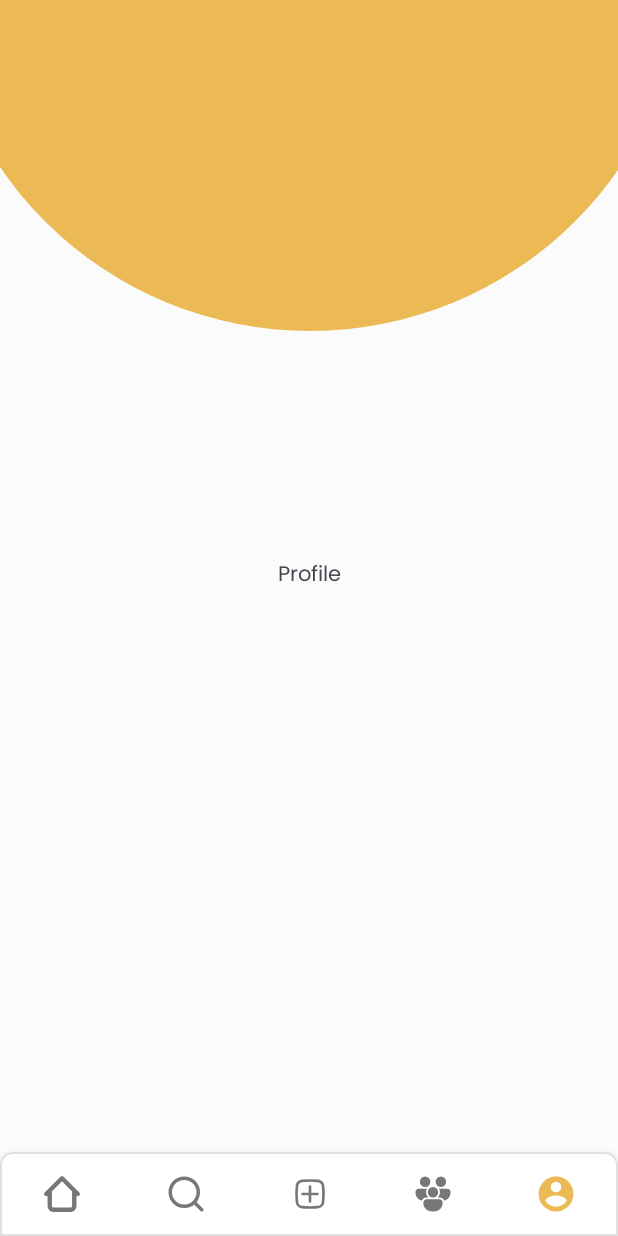
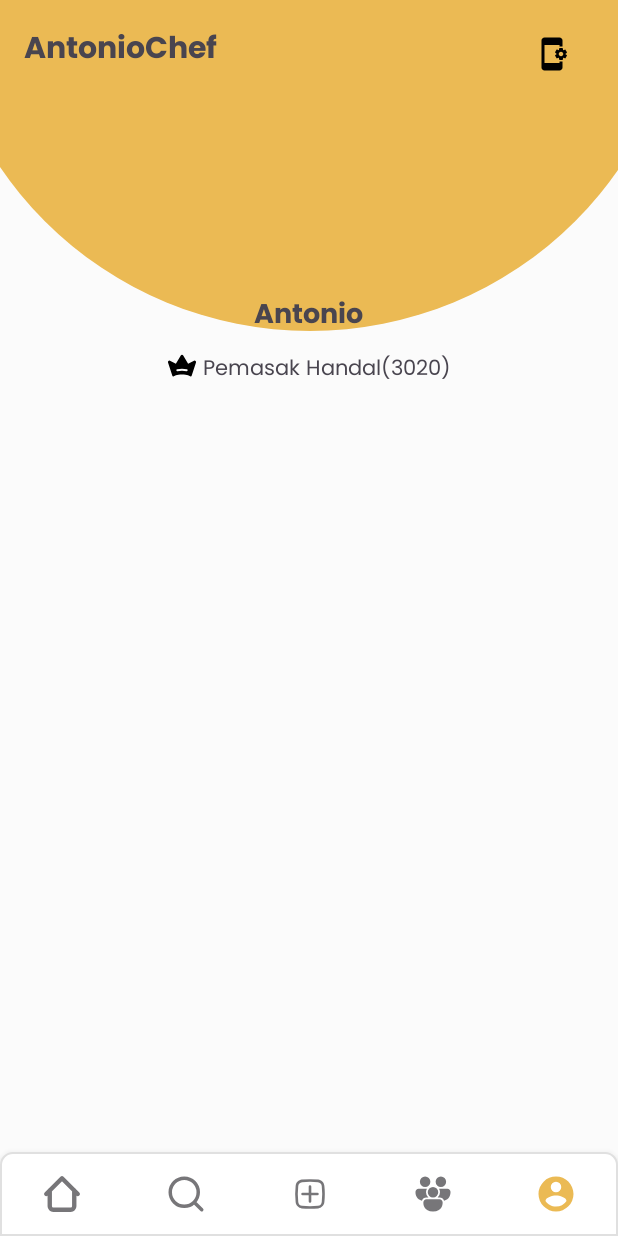
Before and after one commit to YaaFood-Your-Cooking-Solution-CH2-PS286/Android-Project, an Android app: the ProfileFragment screen opened through its navigation route, on a phone screen of 412 x 824 dp. Run offline under Robolectric (Android 15) with nearby library versions, the phone set to English and light mode, and no system bars; our stand-ins replace navigation-ui; pictures from the network do not load.

Commit message:
Profile Page Update

```diff
--- /dev/null
+++ b/app/src/main/java/com/capstone/yafood/screen/profile/ProfileViewModel.kt
@@ -0,0 +1,4 @@
+package com.capstone.yafood.screen.profile
+
+class ProfileViewModel {
+}
--- /dev/null
+++ b/app/src/main/res/drawable/ic_settings.xml
@@ -0,0 +1,5 @@
+<vector android:height="24dp" android:tint="#000000"
+    android:viewportHeight="24" android:viewportWidth="24"
+    android:width="24dp" xmlns:android="http://schemas.android.com/apk/res/android">
+    <path android:fillColor="@android:color/white" android:pathData="M21.81,12.74l-0.82,-0.63v-0.22l0.8,-0.63c0.16,-0.12 0.2,-0.34 0.1,-0.51l-0.85,-1.48c-0.07,-0.13 -0.21,-0.2 -0.35,-0.2 -0.05,0 -0.1,0.01 -0.15,0.03l-0.95,0.38c-0.08,-0.05 -0.11,-0.07 -0.19,-0.11l-0.15,-1.01c-0.03,-0.21 -0.2,-0.36 -0.4,-0.36h-1.71c-0.2,0 -0.37,0.15 -0.4,0.34l-0.14,1.01c-0.03,0.02 -0.07,0.03 -0.1,0.05l-0.09,0.06 -0.95,-0.38c-0.05,-0.02 -0.1,-0.03 -0.15,-0.03 -0.14,0 -0.27,0.07 -0.35,0.2l-0.85,1.48c-0.1,0.17 -0.06,0.39 0.1,0.51l0.8,0.63v0.23l-0.8,0.63c-0.16,0.12 -0.2,0.34 -0.1,0.51l0.85,1.48c0.07,0.13 0.21,0.2 0.35,0.2 0.05,0 0.1,-0.01 0.15,-0.03l0.95,-0.37c0.08,0.05 0.12,0.07 0.2,0.11l0.15,1.01c0.03,0.2 0.2,0.34 0.4,0.34h1.71c0.2,0 0.37,-0.15 0.4,-0.34l0.15,-1.01c0.03,-0.02 0.07,-0.03 0.1,-0.05l0.09,-0.06 0.95,0.38c0.05,0.02 0.1,0.03 0.15,0.03 0.14,0 0.27,-0.07 0.35,-0.2l0.85,-1.48c0.1,-0.17 0.06,-0.39 -0.1,-0.51zM18,13.5c-0.83,0 -1.5,-0.67 -1.5,-1.5s0.67,-1.5 1.5,-1.5 1.5,0.67 1.5,1.5 -0.67,1.5 -1.5,1.5zM17,17h2v4c0,1.1 -0.9,2 -2,2H7c-1.1,0 -2,-0.9 -2,-2V3c0,-1.1 0.9,-2 2,-2h10c1.1,0 2,0.9 2,2v4h-2V6H7v12h10v-1z"/>
+</vector>
--- a/app/src/main/res/layout/fragment_profile.xml
+++ b/app/src/main/res/layout/fragment_profile.xml
@@ -1,19 +1,99 @@
 <?xml version="1.0" encoding="utf-8"?>
 <androidx.constraintlayout.widget.ConstraintLayout xmlns:android="http://schemas.android.com/apk/res/android"
+    xmlns:app="http://schemas.android.com/apk/res-auto"
     xmlns:tools="http://schemas.android.com/tools"
     android:layout_width="match_parent"
     android:layout_height="match_parent"
-    xmlns:app="http://schemas.android.com/apk/res-auto"
     tools:context=".screen.profile.ProfileFragment">
 
     <TextView
-        android:id="@+id/textView2"
-        android:layout_width="wrap_content"
+        android:id="@+id/header_text"
+        android:layout_width="0dp"
         android:layout_height="wrap_content"
-        android:text="Profile"
-        app:layout_constraintBottom_toBottomOf="parent"
+        android:layout_marginStart="16dp"
+        android:layout_marginTop="16dp"
+        android:text="@string/profile"
+        android:textSize="20sp"
+        android:textStyle="bold"
         app:layout_constraintEnd_toEndOf="parent"
         app:layout_constraintStart_toStartOf="parent"
         app:layout_constraintTop_toTopOf="parent" />
 
+    <ImageButton
+        android:id="@+id/setting_button"
+        android:layout_width="wrap_content"
+        android:layout_height="wrap_content"
+        android:layout_marginTop="8dp"
+        android:layout_marginEnd="16dp"
+        android:background="?android:attr/selectableItemBackgroundBorderless"
+        android:contentDescription="@string/settings"
+        android:padding="16dp"
+        android:src="@drawable/ic_settings"
+        android:focusable="true"
+        app:layout_constraintEnd_toEndOf="parent"
+        app:layout_constraintTop_toTopOf="parent" />
+
+
+    <LinearLayout
+        android:id="@+id/profile_section"
+        android:layout_width="0dp"
+        android:layout_height="wrap_content"
+        android:layout_marginTop="16dp"
+        android:orientation="vertical"
+        app:layout_constraintEnd_toEndOf="parent"
+        app:layout_constraintStart_toStartOf="parent"
+        app:layout_constraintTop_toBottomOf="@+id/header_text">
+
+        <com.google.android.material.imageview.ShapeableImageView
+            android:id="@+id/user_photo_profile"
+            android:layout_width="120dp"
+            android:layout_height="120dp"
+            android:layout_gravity="center"
+            app:layout_constraintEnd_toEndOf="parent"
+            app:layout_constraintStart_toStartOf="parent"
+            app:layout_constraintTop_toTopOf="parent"
+            app:shapeAppearanceOverlay="@style/circular_shape"
+            tools:src="@tools:sample/avatars" />
+
+        <TextView
+            android:id="@+id/user_name"
+            android:layout_width="wrap_content"
+            android:layout_height="wrap_content"
+            android:layout_gravity="center"
+            android:layout_marginTop="8dp"
+            android:text="Antonio"
+            android:textSize="18sp"
+            android:textStyle="bold" />
+
+        <LinearLayout
+            android:layout_width="wrap_content"
+            android:layout_height="wrap_content"
+            android:layout_gravity="center"
+            android:layout_marginTop="8dp"
+            android:orientation="horizontal">
+
+            <ImageView
+                android:id="@+id/user_icon"
+                android:layout_width="20dp"
+                android:layout_height="20dp"
+                android:src="@drawable/ic_rank" />
+
+            <TextView
+                android:id="@+id/rank"
+                android:layout_width="wrap_content"
+                android:layout_height="wrap_content"
+                android:layout_marginStart="4dp"
+                android:text="Pemasak Handal(3020)"
+                android:textSize="14sp" />
+        </LinearLayout>
+    </LinearLayout>
+
+    <androidx.recyclerview.widget.RecyclerView
+        android:id="@+id/articles_recycler_view"
+        android:layout_width="0dp"
+        android:layout_height="0dp"
+        android:layout_marginTop="16dp"
+        app:layout_constraintEnd_toEndOf="parent"
+        app:layout_constraintStart_toStartOf="parent"
+        app:layout_constraintTop_toBottomOf="@+id/profile_section" />
 </androidx.constraintlayout.widget.ConstraintLayout>
--- a/app/src/main/res/values/strings.xml
+++ b/app/src/main/res/values/strings.xml
@@ -1,4 +1,6 @@
 <resources>
     <string name="app_name">YaFood</string>
     <string name="tagline">Dapatkan Resep Kreatif Tanpa Ribet!</string>
+    <string name="profile">AntonioChef</string>
+    <string name="settings">settings\n</string>
 </resources>
```
